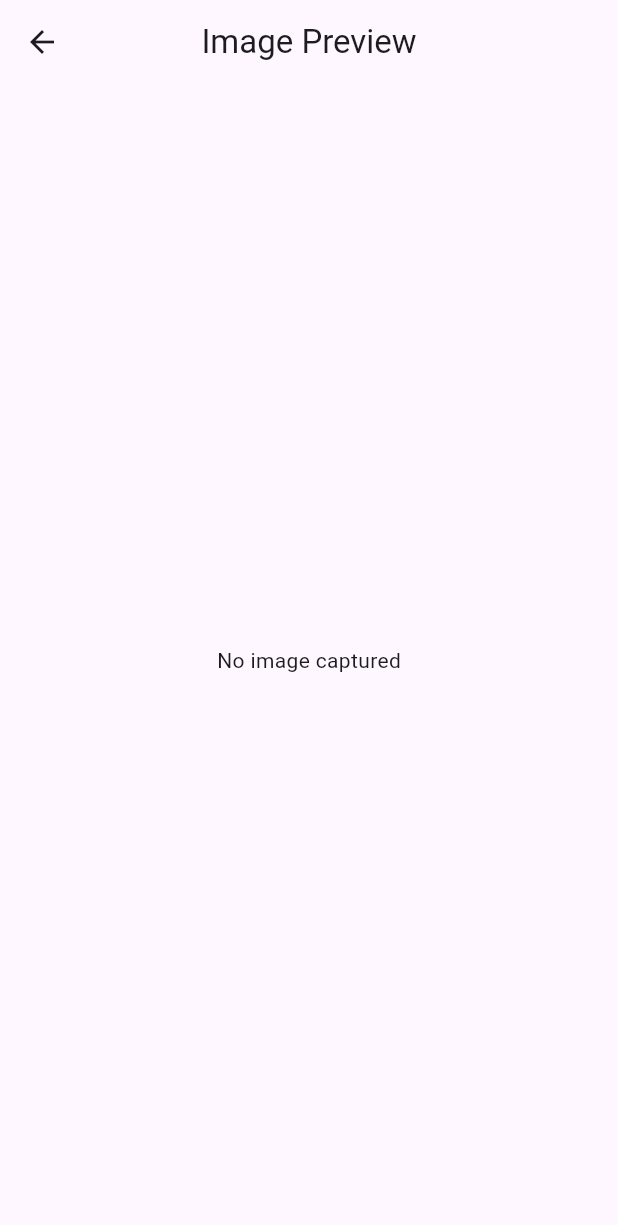
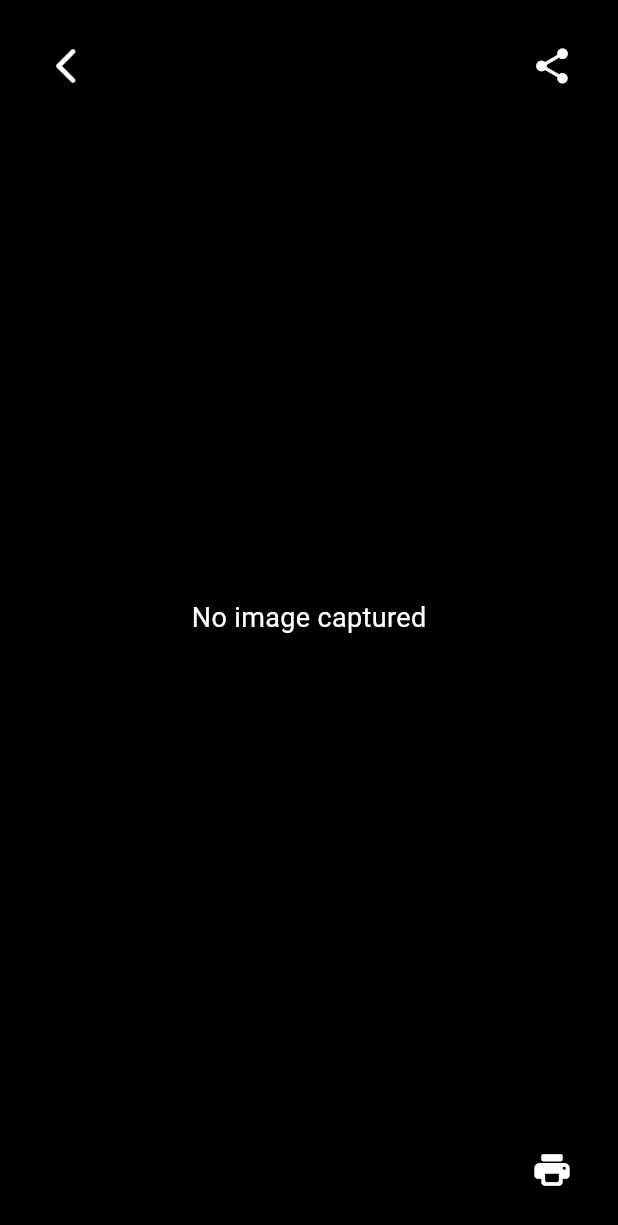
Before and after one commit to Slawmoo/AI_photo_booth_MVP, a Flutter app: the ImagePreview screen opened directly, on a phone screen of 412 x 824 dp. Shown: the top 1225 px of the screen. Run offline on Flutter 3.47's test engine with Material 3 defaults, Android fonts, the phone set to English and light mode, and no system bars; our stand-ins replace camera; missing offline and left inert: google_mlkit_commons, google_mlkit_face_detection.

Commit message:
Dizajn preview page-a odraden fali funkcija sharea i bluetooth printanja

```diff
--- a/lib/image_preview.dart
+++ b/lib/image_preview.dart
@@ -3,28 +3,121 @@ import 'dart:io';
 
 class ImagePreview extends StatelessWidget {
   final String? imagePath;
-  final double gamma; // Added gamma parameter
+  final double gamma;
 
-  const ImagePreview({super.key, this.imagePath, this.gamma = 1.0});
+  const ImagePreview({
+    super.key,
+    this.imagePath,
+    this.gamma = 1.0,
+  });
 
   @override
   Widget build(BuildContext context) {
     return Scaffold(
-      appBar: AppBar(
-        title: const Text('Image Preview'),
-        centerTitle: true,
+      backgroundColor: Colors.black,
+      body: Stack(
+        fit: StackFit.expand,
+        children: [
+          // Full-screen image with gamma correction and horizontal flip
+          if (imagePath != null)
+            Center(
+              child: ColorFiltered(
+                colorFilter: ColorFilter.matrix(_createGammaMatrix(gamma)),
+                child: Transform(
+                  alignment: Alignment.center,
+                  transform: Matrix4.identity()..scale(-1.0, 1.0), // Mirror flip
+                  child: Image.file(
+                    File(imagePath!),
+                    fit: BoxFit.contain, // Maximally scales to fit screen while preserving aspect ratio
+                    width: double.infinity,
+                    height: double.infinity,
+                  ),
+                ),
+              ),
+            )
+          else
+            const Center(
+              child: Text(
+                'No image captured',
+                style: TextStyle(color: Colors.white, fontSize: 18),
+              ),
+            ),
+
+          // Top-left: Back button
+          SafeArea(
+            child: Align(
+              alignment: Alignment.topLeft,
+              child: Padding(
+                padding: const EdgeInsets.all(16.0),
+                child: _buildActionButton(
+                  icon: Icons.arrow_back_ios_new_rounded,
+                  onPressed: () => Navigator.pop(context),
+                ),
+              ),
+            ),
+          ),
+
+          // Top-right: Share button (placeholder)
+          SafeArea(
+            child: Align(
+              alignment: Alignment.topRight,
+              child: Padding(
+                padding: const EdgeInsets.all(16.0),
+                child: _buildActionButton(
+                  icon: Icons.share_rounded,
+                  onPressed: () {
+                    // TODO: Implement share functionality
+                    ScaffoldMessenger.of(context).showSnackBar(
+                      const SnackBar(content: Text('Share feature coming soon!')),
+                    );
+                  },
+                ),
+              ),
+            ),
+          ),
+
+          // Bottom-right: Print button (placeholder)
+          SafeArea(
+            child: Align(
+              alignment: Alignment.bottomRight,
+              child: Padding(
+                padding: const EdgeInsets.all(16.0),
+                child: _buildActionButton(
+                  icon: Icons.print_rounded,
+                  onPressed: () {
+                    // TODO: Implement print functionality
+                    ScaffoldMessenger.of(context).showSnackBar(
+                      const SnackBar(content: Text('Print feature coming soon!')),
+                    );
+                  },
+                ),
+              ),
+            ),
+          ),
+        ],
       ),
-      body: Center(
-        child: imagePath != null
-            ? Transform(
-                alignment: Alignment.center,
-                transform: Matrix4.identity()..scale(-1.0, 1.0), // Horizontal flip
-                child: ColorFiltered(
-                  colorFilter: ColorFilter.matrix(_createGammaMatrix(gamma)),
-                  child: Image.file(File(imagePath!)),
-                ),
-              )
-            : const Text('No image captured'),
+    );
+  }
+
+  // Reusable sleek button with rounded rectangle and 70% opacity
+  Widget _buildActionButton({
+    required IconData icon,
+    required VoidCallback onPressed,
+  }) {
+    return Material(
+      color: Colors.black.withOpacity(0.7),
+      borderRadius: BorderRadius.circular(30),
+      child: InkWell(
+        borderRadius: BorderRadius.circular(30),
+        onTap: onPressed,
+        child: Padding(
+          padding: const EdgeInsets.all(14.0),
+          child: Icon(
+            icon,
+            color: Colors.white,
+            size: 28,
+          ),
+        ),
       ),
     );
   }
```
